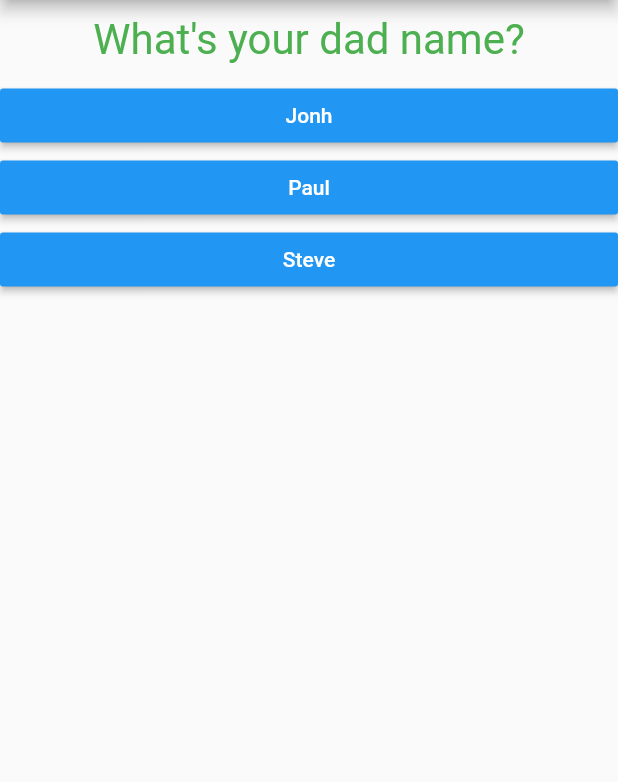
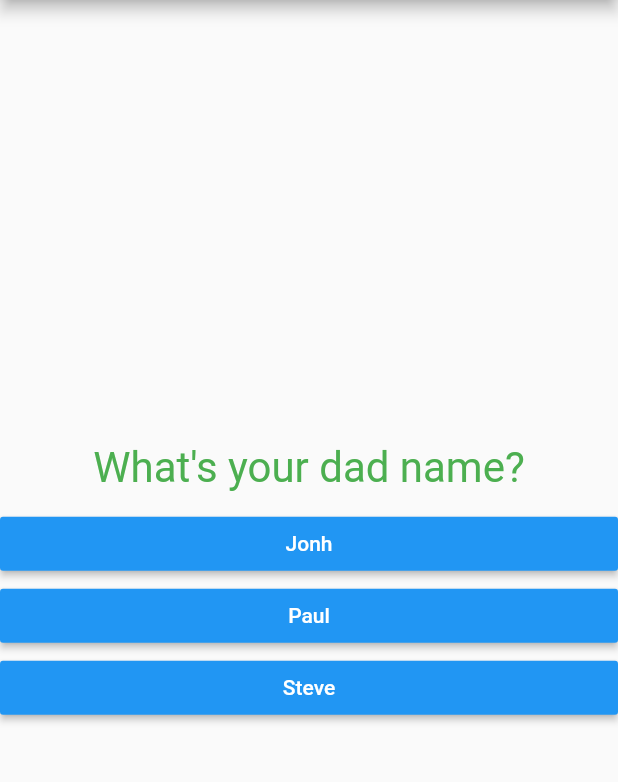
Before and after one commit to joelvictor/quiz_flutter, a Flutter app: the screen it shows after launch, on a phone screen of 412 x 824 dp, the part 84-866 px from its top. Run offline on Flutter 3.47's test engine with Material 2 defaults, Android fonts, the phone set to English and light mode, and no system bars.

Commit message:
Style improvements

```diff
--- a/lib/quiz.dart
+++ b/lib/quiz.dart
@@ -17,6 +17,8 @@ class Quiz extends StatelessWidget {
   @override
   Widget build(BuildContext context) {
     return Column(
+      mainAxisAlignment: MainAxisAlignment.center,
+      crossAxisAlignment: CrossAxisAlignment.center,
       children: [
         Question(
           questions[questionIndex]['questionText'],
--- a/lib/result.dart
+++ b/lib/result.dart
@@ -24,6 +24,8 @@ class Result extends StatelessWidget {
   Widget build(BuildContext context) {
     return Center(
       child: Column(
+        mainAxisAlignment: MainAxisAlignment.center,
+        crossAxisAlignment: CrossAxisAlignment.center,
         children: <Widget>[
           Text(
             resultPhrase,
```
Also changed, not shown: lib/main.dart (+5 -2 lines).
